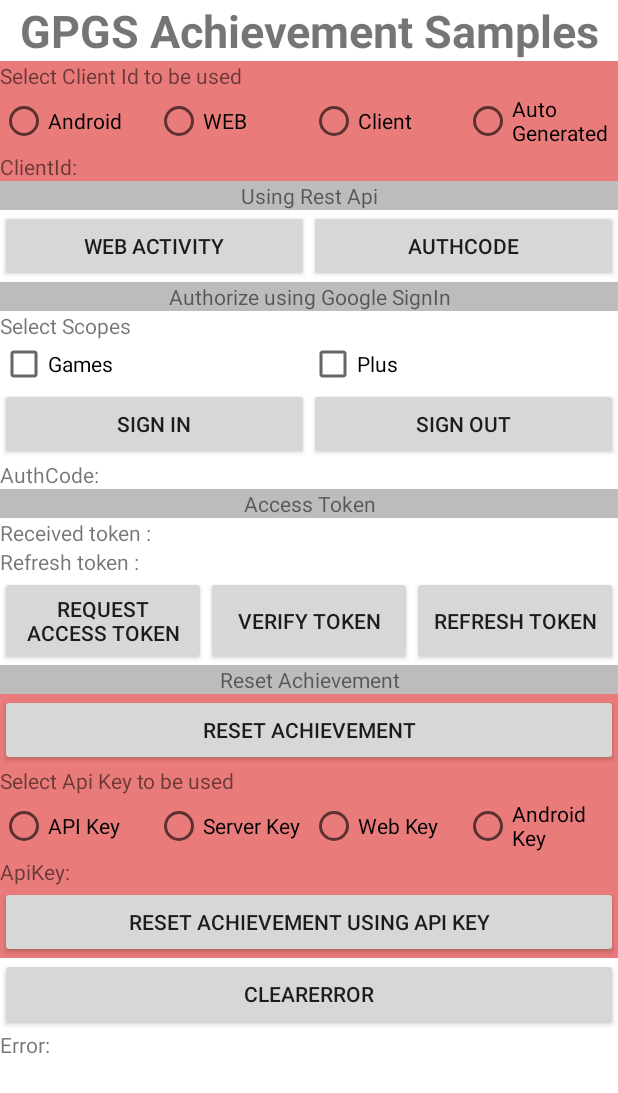
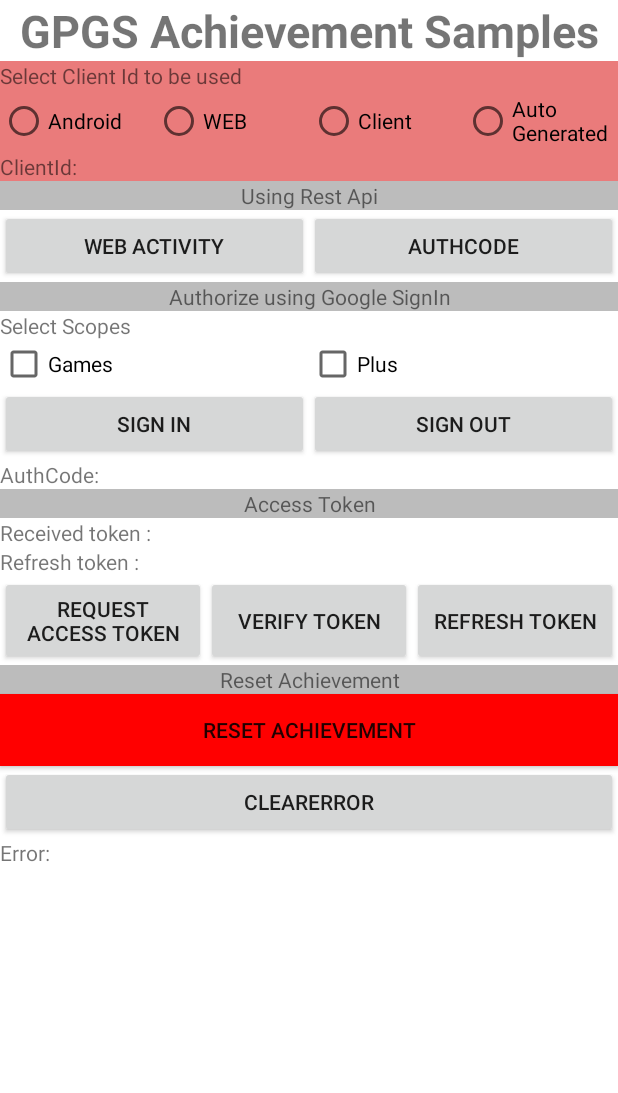
Before and after one commit to dhivadeekshi/MyAndroidSamples, an Android app: the layout activity_gpgsachievements.xml on its own in the app's theme, with its tools: preview values and no code run, on a phone screen of 412 x 824 dp. Shown: the top 1093 px of the screen. Run offline under Robolectric (Android 15) with nearby library versions, the phone set to English and light mode, and no system bars.

Commit message:
Remove APIKeys

```diff
--- a/app/build.gradle
+++ b/app/build.gradle
@@ -22,11 +22,11 @@ dependencies {
     implementation fileTree(dir: 'libs', include: ['*.jar'])
     implementation 'com.android.support:appcompat-v7:27.1.0'
     implementation 'com.android.support:design:27.1.0'
-    implementation 'com.android.support.constraint:constraint-layout:1.0.2'
+    implementation 'com.android.support.constraint:constraint-layout:1.1.2'
     implementation 'com.google.android.gms:play-services-basement:15.0.1'
     implementation 'com.google.android.gms:play-services-games:15.0.1'
     implementation 'com.google.android.gms:play-services-auth:15.0.1'
     testImplementation 'junit:junit:4.12'
-    androidTestImplementation 'com.android.support.test:runner:1.0.1'
-    androidTestImplementation 'com.android.support.test.espresso:espresso-core:3.0.1'
+    androidTestImplementation 'com.android.support.test:runner:1.0.2'
+    androidTestImplementation 'com.android.support.test.espresso:espresso-core:3.0.2'
 }
--- a/app/src/main/java/com/dhivakar/mysamples/googleplaygames/GPGSAchievements.java
+++ b/app/src/main/java/com/dhivakar/mysamples/googleplaygames/GPGSAchievements.java
@@ -64,16 +64,8 @@ public class GPGSAchievements extends BaseAppCompatActivity {
             "265464518803-m2t36itrdceppu5hig2h7n6rbjfikchg.apps.googleusercontent.com" // WebClientId Auto
     };
 
-    private static final String[] ApiKeys = {
-            "AIzaSyDb-2iXj2nFkYFm3xLkOx5Bobc6AoWuiu4", // API Key 1
-            "AIzaSyAyhJWvtOMfrbpngJHk84bZfWWEkpAtmoI", // Server Key
-            "AIzaSyBOkUjoM29IdCW56cH9Ajx28PTg-3H_mvI", // Browser Key
-            "AIzaSyBSlavlmA4jebM7Auy0NhjM7ByZlupQdGY" // Android Key
-    };
-
     private int selectedSignInMode = 0;
     private int selectedClientId = 0;
-    private int selectedApiKey = 0;
     private int selectedScopes = 0;
     private StringBuilder error = new StringBuilder();
     private String authCode;
@@ -120,15 +112,12 @@ public class GPGSAchievements extends BaseAppCompatActivity {
             case R.id.buttonSignInAuthCode: AuthorizeUsingGoogleSignIn(1); break;
             case R.id.buttonSignInRequestScopes: AuthorizeUsingGoogleSignIn(2); break;
             case R.id.buttonSignInRequestCodeScopes: AuthorizeUsingGoogleSignIn(3); break;
-            case R.id.buttonSignOut: SignOutGoogleAccount(); break;
-
-            case R.id.buttonResetUsingApiKey: ResetAllAchievements(2); break;*/
+            case R.id.buttonSignOut: SignOutGoogleAccount(); break;*/
 
             // Reset Achievement
             case R.id.buttonResetAllAchievements: ResetAchievements(); break;
             case R.id.buttonAuthorizeAndReset: ResetAllAchievements(0); break;
             case R.id.buttonResetWebActivity: ResetAllAchievements(1); break;
-            case R.id.buttonResetUsingApiKey: ResetAllAchievements(2); break;
 
             // Google SignIn
             case R.id.buttonSignIn: SignInGoogleAccount(); break;
@@ -144,12 +133,6 @@ public class GPGSAchievements extends BaseAppCompatActivity {
             case R.id.buttonWebClientId: if(((RadioButton)v).isChecked()) selectedClientId = 1; break;
             case R.id.buttonAndroidClientId: if(((RadioButton)v).isChecked()) selectedClientId = 2; break;
             case R.id.buttonAtuoGeneratedClientId: if(((RadioButton)v).isChecked()) selectedClientId = 3; break;
-
-            // Select Api Keys
-            case R.id.buttonRadioApiKey: if(((RadioButton)v).isChecked()) selectedApiKey = 0;break;
-            case R.id.buttonRadioServerKey: if(((RadioButton)v).isChecked()) selectedApiKey = 1;break;
-            case R.id.buttonRadioWebKey: if(((RadioButton)v).isChecked()) selectedApiKey = 2;break;
-            case R.id.buttonRadioAndroidKey: if(((RadioButton)v).isChecked()) selectedApiKey = 3;break;
 
             // Scopes
             case R.id.buttonRadioGames: ScopesSelected(); break;
@@ -180,13 +163,11 @@ public class GPGSAchievements extends BaseAppCompatActivity {
             @Override
             public void run() {
 
-                TextView textSelectedApiKey = (TextView) findViewById(R.id.textSelectedApiKey);
                 TextView textSelectedClient = (TextView) findViewById(R.id.textSelectedClientId);
                 TextView textReceivedAuthCode = (TextView) findViewById(R.id.textReceivedAuthCode);
                 TextView textReceivedToken = (TextView) findViewById(R.id.textReceivedToken);
                 TextView textRefreshToken = (TextView) findViewById(R.id.textRefreshToken);
 
-                textSelectedApiKey.setText("ApiKey:"+ApiKeys[selectedApiKey]);
                 textSelectedClient.setText("ClientId:"+ClientIds[selectedClientId]);
                 textReceivedAuthCode.setText("AuthCode:"+authCode);
                 textReceivedToken.setText("Access Token:"+accessToken);
@@ -725,24 +706,6 @@ public class GPGSAchievements extends BaseAppCompatActivity {
         LogUtils.i(this, "Reset all achievements");
         final Context context = this;
 
-        if (mode == 2) {
-            // Reset achievement usign Api Key
-            HashMap<String, String> properties = new HashMap<String, String>();
-            properties.put("key", ApiKeys[selectedApiKey]); // Required
-
-            HTTPRequestHandler.PostRequest(ResetAchievementURL, null, properties, new HTTPRequestHandler.Callback() {
-                @Override
-                public void OnRequestSuccess(String response) {
-                    LogUtils.i(TAG, "Reset Achievements Success : " + response, true, context);
-                }
-
-                @Override
-                public void OnRequestFailed(String response, int responseCode) {
-                    LogUtils.e(TAG, "Reset Achievements Failed : " + responseCode+":"+response, true, context);
-                    UpdateError("Reset Achievements Failed : " + responseCode+":"+response);
-                }
-            });
-        } else {
         Authorize(mode == 0, new HTTPRequestHandler.Callback() {
             @Override
             public void OnRequestSuccess(String response) {
@@ -764,10 +727,10 @@ public class GPGSAchievements extends BaseAppCompatActivity {
 
             @Override
             public void OnRequestFailed(String response, int responseCode) {
-                    LogUtils.i(TAG, "Reset Achievement Authorize Failed : " + responseCode+":"+response, true, context);
-                    UpdateError("Reset Achievements Failed : " + responseCode+":"+response);
+                LogUtils.i(TAG, "Reset Achievement Authorize Failed : " + responseCode + ":" + response, true, context);
+                UpdateError("Reset Achievements Failed : " + responseCode + ":" + response);
             }
         });
+
     }
 }
-}
--- a/app/src/main/res/layout/activity_gpgsachievements.xml
+++ b/app/src/main/res/layout/activity_gpgsachievements.xml
@@ -175,19 +175,7 @@
                     android:layout_weight="1"
                     android:text="Sign Out"
                     android:onClick="onClick"/>
-                <!--<Button
-                    android:id="@+id/buttonSignInAuthCode"
-                    android:layout_width="match_parent"
-                    android:layout_height="match_parent"
-                    android:layout_weight="1"
-                    android:text="Request AuthCode" />
 
-                <Button
-                    android:id="@+id/buttonSignIn"
-                    android:layout_width="match_parent"
-                    android:layout_height="match_parent"
-                    android:layout_weight="1"
-                    android:text="Default" />-->
             </LinearLayout>
 
             <TextView
@@ -250,103 +238,14 @@
                 android:textAlignment="center"
                 android:background="@color/color_subtitle"/>
 
-            <!--<LinearLayout
-                android:layout_width="match_parent"
-                android:layout_height="wrap_content">
-
-                <Button
-                    android:id="@+id/buttonSignInRequestScopes"
-                    android:layout_width="match_parent"
-                    android:layout_height="match_parent"
-                    android:layout_weight="1"
-                    android:text="Request scopes" />
-
-                <Button
-                    android:id="@+id/buttonSignInRequestCodeScopes"
-                    android:layout_width="match_parent"
-                    android:layout_height="match_parent"
-                    android:layout_weight="1"
-                    android:text="Request Code and Scopes" />
-            </LinearLayout>-->
-
-            <!--<Button
-                android:id="@+id/buttonSignOut"
+            <Button
                 android:layout_width="match_parent"
                 android:layout_height="wrap_content"
-                android:text="LogOut GoogleSignIn" />-->
+                android:text="Reset Achievement"
+                android:id="@+id/buttonResetAllAchievements"
+                android:onClick="onClick"
+                android:background="@color/color_red"/>
 
-
-            <LinearLayout
-                android:layout_width="match_parent"
-                android:layout_height="wrap_content"
-                android:orientation="vertical"
-                android:background="@color/color_notifications">
-
-                <Button
-                    android:layout_width="match_parent"
-                    android:layout_height="wrap_content"
-                    android:text="Reset Achievement"
-                    android:id="@+id/buttonResetAllAchievements"
-                    android:onClick="onClick"/>
-
-                <TextView
-                    android:layout_width="match_parent"
-                    android:layout_height="wrap_content"
-                    android:text="Select Api Key to be used" />
-
-                <RadioGroup
-                    android:layout_width="match_parent"
-                    android:layout_height="wrap_content"
-                    android:orientation="horizontal">
-
-                    <RadioButton
-                        android:layout_width="match_parent"
-                        android:layout_height="match_parent"
-                        android:layout_weight="1"
-                        android:text="API Key"
-                        android:onClick="onClick"
-                        android:id="@+id/buttonRadioApiKey"/>
-
-                    <RadioButton
-                        android:layout_width="match_parent"
-                        android:layout_height="match_parent"
-                        android:layout_weight="1"
-                        android:text="Server Key"
-                        android:onClick="onClick"
-                        android:id="@+id/buttonRadioServerKey"/>
-
-                    <RadioButton
-                        android:layout_width="match_parent"
-                        android:layout_height="match_parent"
-                        android:layout_weight="1"
-                        android:text="Web Key"
-                        android:onClick="onClick"
-                        android:id="@+id/buttonRadioWebKey"/>
-
-                    <RadioButton
-                        android:layout_width="match_parent"
-                        android:layout_height="match_parent"
-                        android:layout_weight="1"
-                        android:text="Android Key"
-                        android:onClick="onClick"
-                        android:id="@+id/buttonRadioAndroidKey"/>
-                </RadioGroup>
-
-                <TextView
-                    android:layout_width="match_parent"
-                    android:layout_height="wrap_content"
-                    android:text="ApiKey:"
-                    android:id="@+id/textSelectedApiKey"/>
-                <Button
-                    android:layout_width="match_parent"
-                    android:layout_height="match_parent"
-                    android:text="Reset Achievement Using Api Key"
-                    android:layout_weight="1"
-                    android:onClick="onClick"
-                    android:id="@+id/buttonResetUsingApiKey"/>
-
-
-            </LinearLayout>
             <Button
                 android:layout_width="match_parent"
                 android:layout_height="wrap_content"
--- a/app/src/main/res/values/colors.xml
+++ b/app/src/main/res/values/colors.xml
@@ -9,4 +9,5 @@
     <color name="color_deeplink">#5fcad6</color>
     <color name="color_deeplink_text">#ffffff</color>
     <color name="color_subtitle">#bcbcbc</color>
+    <color name="color_red">#ff0000</color>
 </resources>
```
Lines whose indentation alone changed are shown as unchanged.
